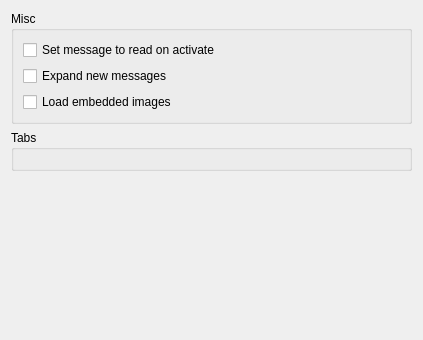
The window that retroshare-gui/src/gui/settings/ForumPage.ui (RetroShare/RetroShare) describes before a commit, drawn with Qt 5.
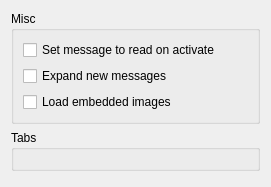
The same window after the commit. Custom widgets are drawn as their Qt base class.

Patch:
```diff
--- a/retroshare-gui/src/gui/settings/ForumPage.ui
+++ b/retroshare-gui/src/gui/settings/ForumPage.ui
@@ -6,13 +6,13 @@
    <rect>
     <x>0</x>
     <y>0</y>
-    <width>423</width>
-    <height>340</height>
+    <width>271</width>
+    <height>187</height>
    </rect>
   </property>
-  <layout class="QGridLayout" name="gridLayout_3">
+  <layout class="QGridLayout">
    <item row="0" column="0">
-    <widget class="QGroupBox" name="groupBox">
+    <widget class="QGroupBox" name="miscGBox">
      <property name="title">
       <string>Misc</string>
      </property>
@@ -42,7 +42,7 @@
     </widget>
    </item>
    <item row="2" column="0">
-    <spacer name="verticalSpacer">
+    <spacer name="mainVSpacer">
      <property name="orientation">
       <enum>Qt::Vertical</enum>
      </property>
@@ -55,7 +55,7 @@
     </spacer>
    </item>
    <item row="1" column="0">
-    <widget class="QGroupBox" name="tabsGroupBox">
+    <widget class="QGroupBox" name="tabsGBox">
      <property name="title">
       <string>Tabs</string>
      </property>
```
Left out of the diff: 4 changed lines with no effect on the pictures.
